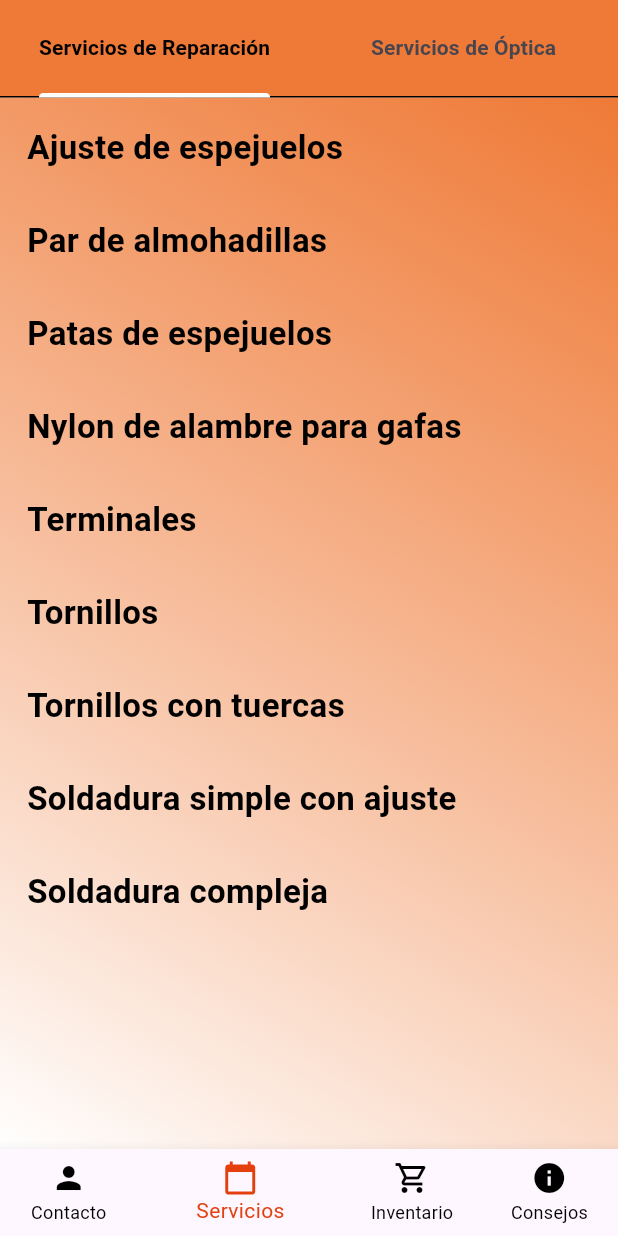
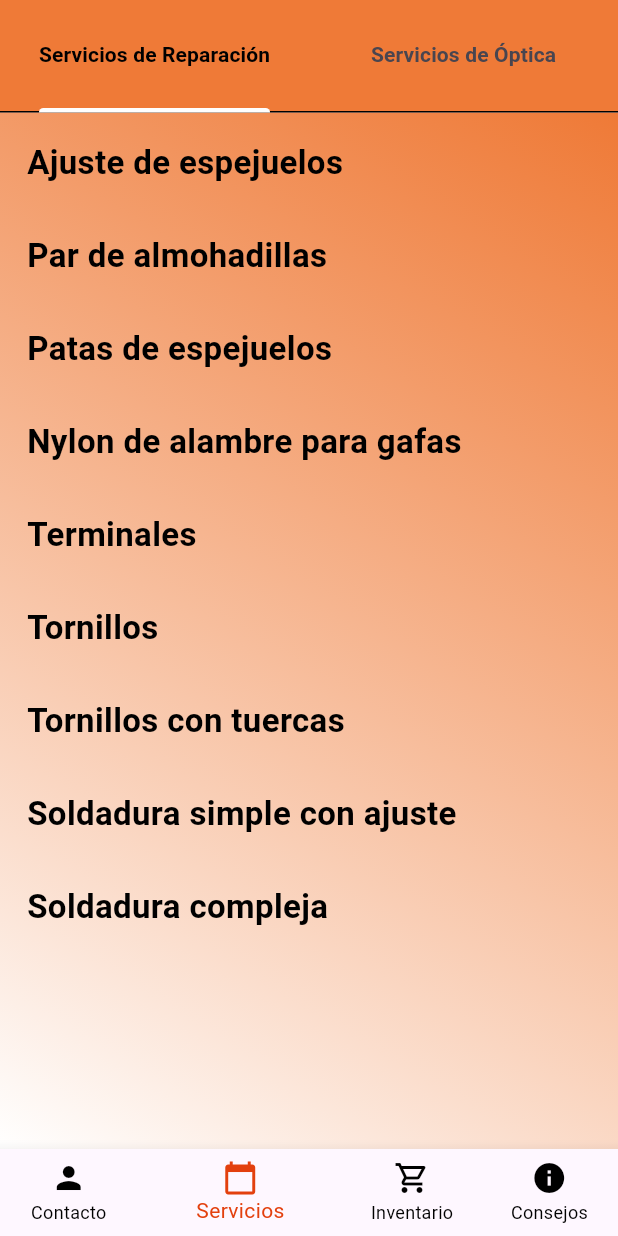
Before and after one commit to Forbidden9/glasses_app, a Flutter app: the screen it shows after launch, item 2 of the bottom bar chosen, on a phone screen of 412 x 824 dp. Run offline on Flutter 3.47's test engine with Material 2 defaults, Android fonts, the phone set to English and light mode, and no system bars; drawn by our look-alikes of flutter_animate; our stand-ins replace gap, google_maps_flutter.

Commit message:
[Services and Tips] - Fixed tabs.

```diff
--- a/lib/pages/fee/services.dart
+++ b/lib/pages/fee/services.dart
@@ -15,7 +15,7 @@ class Services extends StatelessWidget {
           crossAxisAlignment: CrossAxisAlignment.start,
           children: [
             Container(
-              height: 65,
+              height: 75,
               color: aBackgroundColor,
               child: const TabBar(
                 indicatorColor: sBackgroundColor,
--- a/lib/pages/tips/tips.dart
+++ b/lib/pages/tips/tips.dart
@@ -16,7 +16,7 @@ class Tips extends StatelessWidget {
             crossAxisAlignment: CrossAxisAlignment.start,
             children: [
               Container(
-                height: 65,
+                height: 80,
                 color: aBackgroundColor,
                 child: const TabBar(
                   indicatorColor: sBackgroundColor,
```
